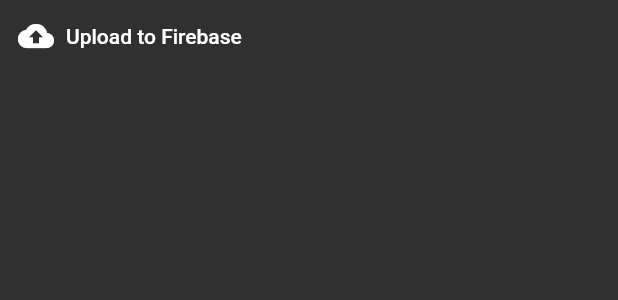
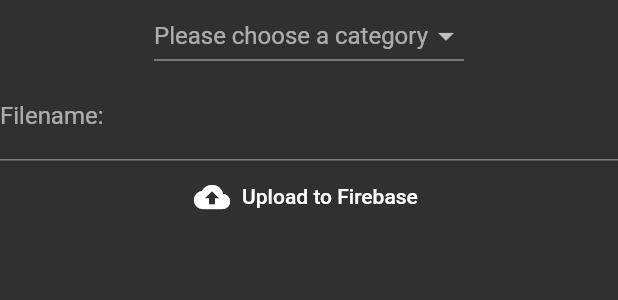
Before and after one commit to MytQwayNode/flutter-images, a Flutter app: the Uploader widget shown alone on an empty page, opened directly, on a phone screen of 412 x 824 dp. Shown: the top 300 px of the screen. Run offline on Flutter 3.47's test engine with Material 2 defaults, Android fonts, the phone set to English and light mode, and no system bars; our stand-ins replace cloud_firestore, firebase_storage, image_cropper, image_picker; accounts and stored records are empty.

Commit message:
with dropdown and input field

```diff
--- a/lib/main.dart
+++ b/lib/main.dart
@@ -31,9 +31,11 @@ class _ImageCaptureState extends State<ImageCapture> {
   /// Active image file
   File _imageFile;
   final picker = ImagePicker();
+
   /// Select an image via gallery or camera
   Future<void> _pickImage(ImageSource source) async {
-    PickedFile selected = await picker.getImage(source: source, maxHeight: 240, maxWidth: 320);
+    PickedFile selected =
+        await picker.getImage(source: source, maxHeight: 240, maxWidth: 320);
 
     setState(() {
       _imageFile = File(selected.path);
@@ -42,9 +44,7 @@ class _ImageCaptureState extends State<ImageCapture> {
 
   /// Cropper plugin
   Future<void> _cropImage() async {
-    File cropped = await ImageCropper.cropImage(
-        sourcePath: _imageFile.path
-    );
+    File cropped = await ImageCropper.cropImage(sourcePath: _imageFile.path);
 
     setState(() {
       _imageFile = cropped ?? _imageFile;
@@ -83,7 +83,7 @@ class _ImageCaptureState extends State<ImageCapture> {
       ),
       body: ListView(
         children: <Widget>[
-          if(_imageFile !=null) ...[
+          if (_imageFile != null) ...[
             Image.file(_imageFile),
             Row(
               children: <Widget>[
@@ -114,12 +114,16 @@ class Uploader extends StatefulWidget {
 }
 
 class _UploaderState extends State<Uploader> {
-  final FirebaseStorage _storage = FirebaseStorage(storageBucket: 'gs://flutterquotesapp.appspot.com/');
+  final FirebaseStorage _storage =
+      FirebaseStorage(storageBucket: 'gs://flutterquotesapp.appspot.com/');
 
   StorageUploadTask _uploadTask;
 
-  void _startUpload() async {
-      String filePath = 'images/${DateTime.now()}.png';
+  String dropdownValue;
+  List<String> _categories = ['Alyssa', 'Beloha', 'Cathy', 'Daddy'];
+
+  void _startUpload(String filename) async {
+    String filePath = 'images/$filename${DateTime.now()}.png';
 
     setState(() {
       _uploadTask = _storage.ref().child(filePath).putFile(widget.file);
@@ -141,32 +145,69 @@ class _UploaderState extends State<Uploader> {
 
   @override
   Widget build(BuildContext context) {
-    if ( _uploadTask != null) {
+    if (_uploadTask != null) {
       return StreamBuilder<StorageTaskEvent>(
           stream: _uploadTask.events,
           builder: (context, snapshot) {
             var event = snapshot?.data?.snapshot;
 
-          double progressPercent = event != null ? event.bytesTransferred / event.totalByteCount:0;
+            double progressPercent = event != null
+                ? event.bytesTransferred / event.totalByteCount
+                : 0;
 
             return Column(
               children: <Widget>[
-              if(_uploadTask.isComplete)
-                Text('Uploaded!'),
-              if(_uploadTask.isPaused)
-                FlatButton(child: Icon(Icons.play_arrow),
-                onPressed: _uploadTask.resume,),
-              if(_uploadTask.isInProgress)
-                FlatButton(child: Icon(Icons.pause),onPressed: _uploadTask.pause,),
+                if (_uploadTask.isComplete) Text('Uploaded!'),
+                if (_uploadTask.isPaused)
+                  FlatButton(
+                    child: Icon(Icons.play_arrow),
+                    onPressed: _uploadTask.resume,
+                  ),
+                if (_uploadTask.isInProgress)
+                  FlatButton(
+                    child: Icon(Icons.pause),
+                    onPressed: _uploadTask.pause,
+                  ),
                 LinearProgressIndicator(value: progressPercent),
-              Text(
-                '${(progressPercent * 100).toStringAsFixed(2)} % '
-              )
+                Text('${(progressPercent * 100).toStringAsFixed(2)} % ')
               ],
             );
           });
     } else {
-      return FlatButton.icon(onPressed: _startUpload, icon: Icon(Icons.cloud_upload), label: Text('Upload to Firebase'));
+      TextEditingController filenameInputController = TextEditingController();
+
+
+      return Container(
+          child: Column(
+            children: <Widget>[
+              DropdownButton(
+                hint: Text("Please choose a category"),
+                value: dropdownValue,
+                items: _categories.map((location) {
+                  return DropdownMenuItem(
+                    child: new Text(location),
+                    value: location,
+                  );
+                }).toList(),
+                onChanged: (newValue){
+                  setState(() {
+                    dropdownValue = newValue;
+                  });
+                  debugPrint(dropdownValue);
+                },
+              ),
+              TextField(
+                controller: filenameInputController,
+                decoration: InputDecoration(
+                  labelText: "Filename:",
+                ),
+              ),
+              FlatButton.icon(
+                  onPressed: () => _startUpload(filenameInputController.text),
+                  icon: Icon(Icons.cloud_upload),
+                  label: Text('Upload to Firebase')),
+            ],
+          ));
     }
 
     return Container();
```
Also changed, not shown: 1 other file. Lines whose indentation alone changed are shown as unchanged.
